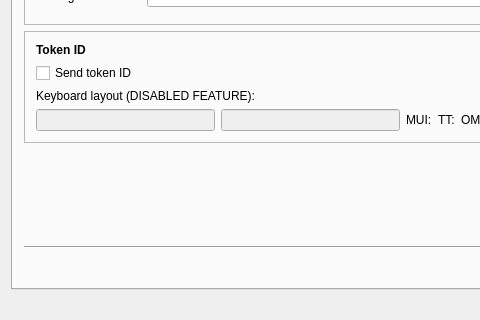
First picture: the form in ui/mainwindow.ui, repository Nitrokey/nitrokey-app, before the edit; both pictures show x 0 to 480 and y 461 to 781 of the 801 by 781 pixel window.
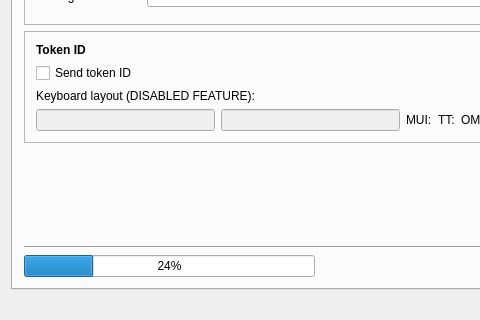
Second picture: the form after the edit. Icons and pictures are not drawn.

Commit message: Show progress indicator during OTP update

```diff
--- a/ui/mainwindow.ui
+++ b/ui/mainwindow.ui
@@ -749,6 +749,13 @@
         </item>
         <item>
          <layout class="QHBoxLayout" name="horizontalLayout">
+          <item>
+           <widget class="QProgressBar" name="progressBar">
+            <property name="value">
+             <number>24</number>
+            </property>
+           </widget>
+          </item>
           <item>
            <spacer name="horizontalSpacer">
             <property name="orientation">
```
The commit also changes 6 other files.
